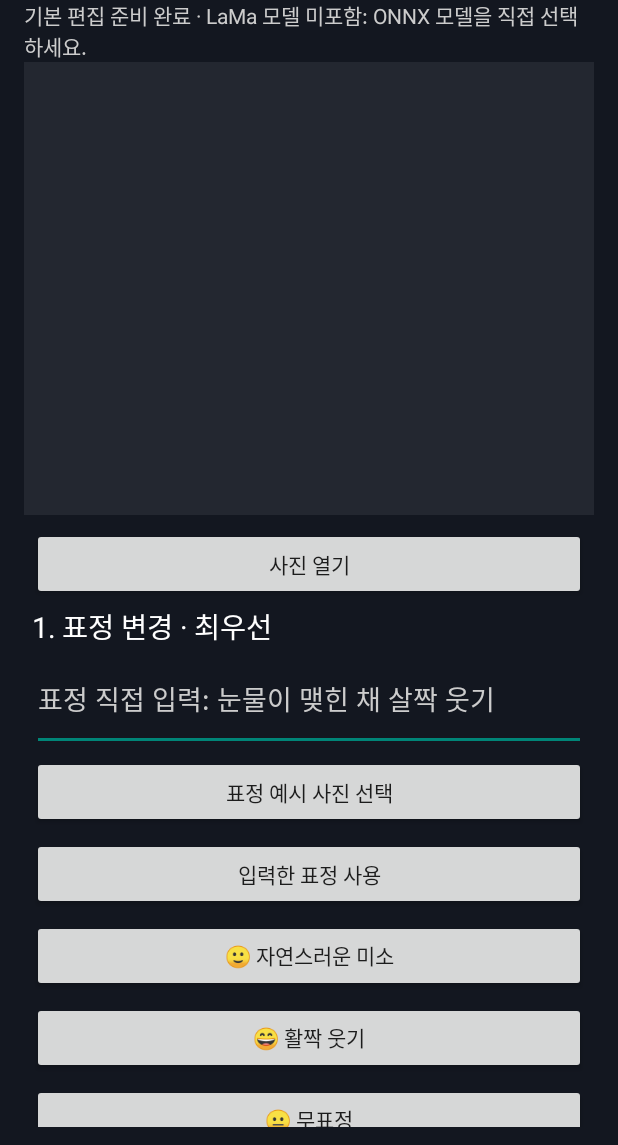
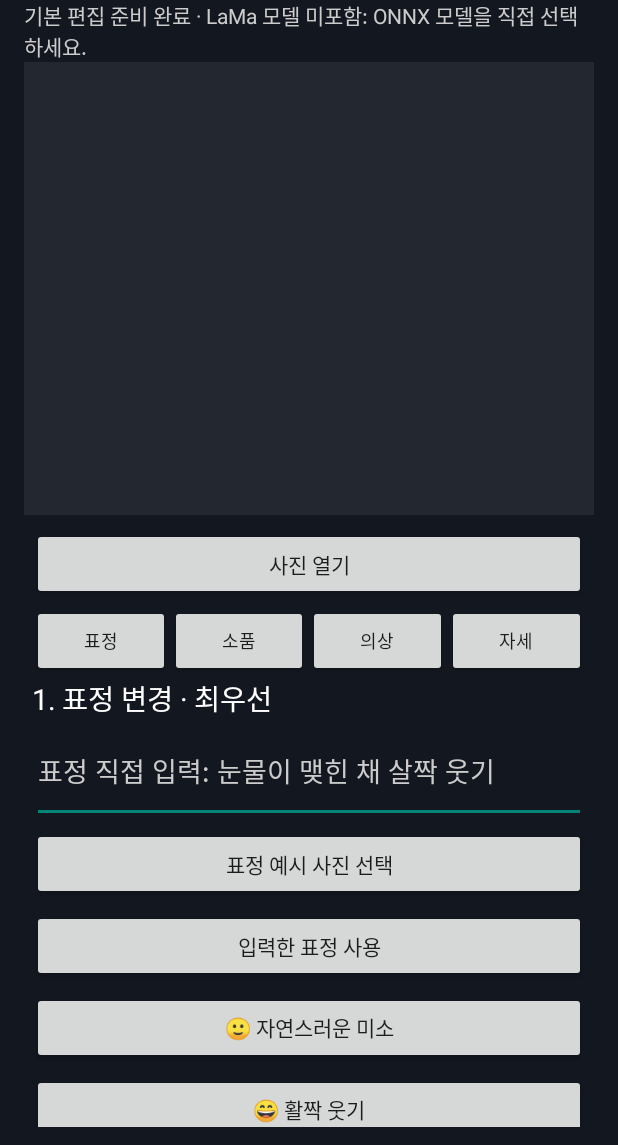
Before and after one commit to s5vrusg22-stack/PhotoForge-Offline, an Android app: the screen it shows after launch (MainActivity), on a phone screen of 412 x 824 dp, the part 91-1236 px from its top. Run offline under Robolectric (Android 15) with nearby library versions, the light colour scheme and no system bars; libraries missing offline, so code that uses them is left out: ai.onnxruntime.

Commit message:
Add compact editing mode navigation bar

```diff
--- a/app/src/main/java/com/example/photoforge/MainActivity.kt
+++ b/app/src/main/java/com/example/photoforge/MainActivity.kt
@@ -86,6 +86,24 @@ class MainActivity : Activity() {
             })
         }
         addButton("사진 열기") { pick(pickImage) }
+        val modeBar = LinearLayout(this).apply { orientation = LinearLayout.HORIZONTAL }
+        fun modeButton(label: String, mode: String) {
+            modeBar.addView(Button(this).apply {
+                text = label
+                isAllCaps = false
+                textSize = 12f
+                setOnClickListener {
+                    editMode = mode
+                    status.text = mode + " 메뉴 선택됨"
+                }
+            }, LinearLayout.LayoutParams(0, ViewGroup.LayoutParams.WRAP_CONTENT, 1f))
+        }
+        modeButton("표정", "표정 변경")
+        modeButton("소품", "소품 추가")
+        modeButton("의상", "옷 변경")
+        modeButton("자세", "자세 변경")
+        controls.addView(modeBar)
+
         controls.addView(TextView(this).apply {
             text = "1. 표정 변경 · 최우선"
             textSize = 19f
```
